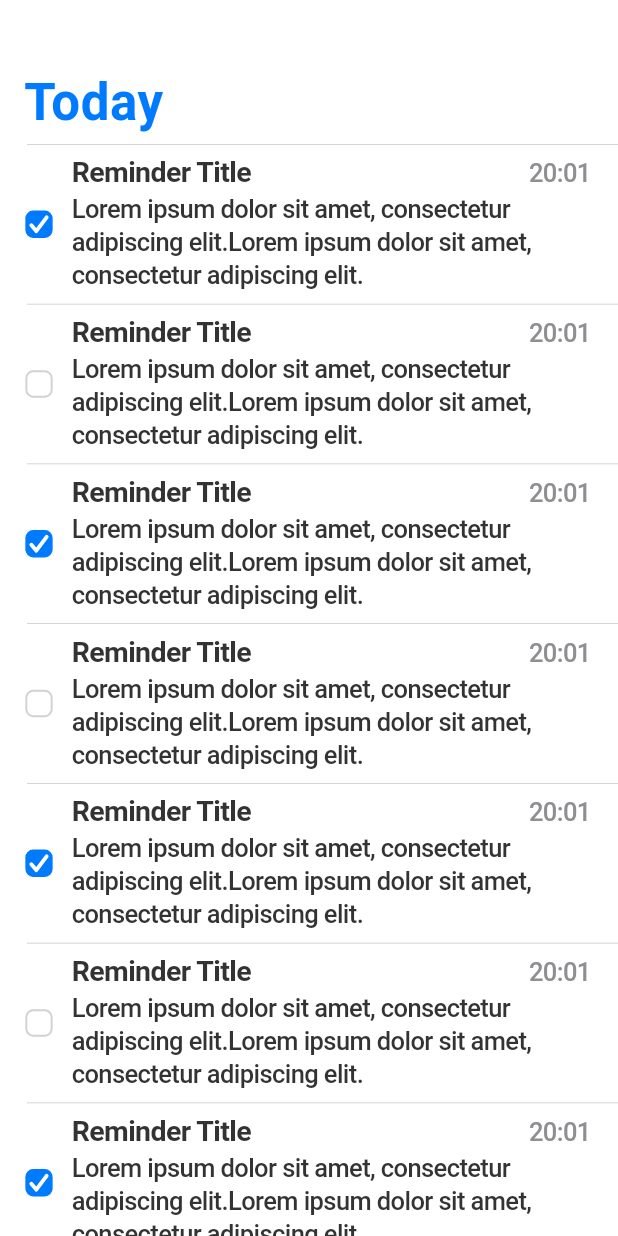
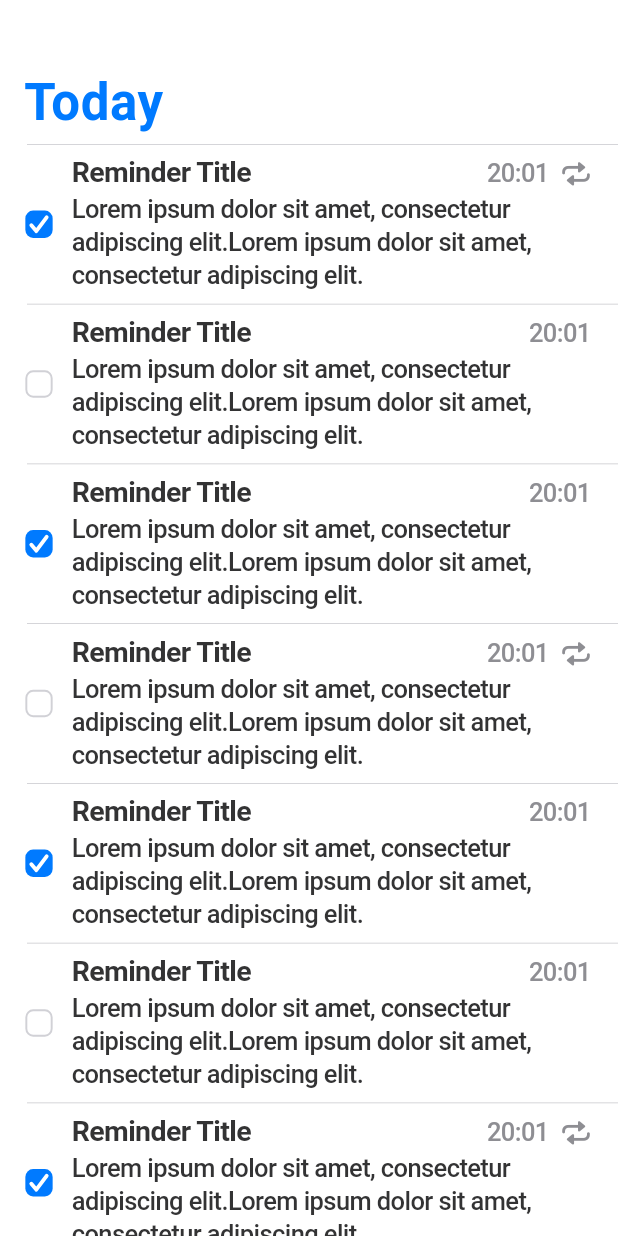
Before and after one commit to Rollfreeze/reminder_lite_flutter, a Flutter app: the TodayScreen screen opened by its route, on a phone screen of 412 x 824 dp. Run offline on Flutter 3.47's test engine with Material 3 defaults, Android fonts, the phone set to English and light mode, and no system bars; our stand-ins replace auto_route, bloc, flutter_bloc, freezed_annotation; missing offline and left inert: progress_circle; generated files the repository leaves out were written again.

Commit message:
wip: add isRepetitive for ReminderListingItem

```diff
--- a/lib/core/widgets/reminder_listing_item.dart
+++ b/lib/core/widgets/reminder_listing_item.dart
@@ -1,4 +1,5 @@
 import 'package:flutter/cupertino.dart';
+import 'package:reminder_lite/core/style/app_colors.dart';
 import 'package:reminder_lite/core/style/app_typo.dart';
 
 class ReminderListingItem extends StatelessWidget {
@@ -6,6 +7,7 @@ class ReminderListingItem extends StatelessWidget {
     super.key,
     required this.isFinished,
     required this.onChanged,
+    required this.isRepetitive,
   });
 
   /// Checkbox state.
@@ -13,6 +15,9 @@ class ReminderListingItem extends StatelessWidget {
 
   /// Change checkbox state.
   final ValueChanged<bool?> onChanged;
+
+  /// Reminder repetition state.
+  final bool isRepetitive;
 
   static const _lorem = "Lorem ipsum dolor sit amet, consectetur adipiscing elit.";
 
@@ -37,7 +42,19 @@ class ReminderListingItem extends StatelessWidget {
                 spacing: 8,
                 children: [
                   Expanded(child: Text('Reminder Title', style: AppTypo.bold19)),
-                  Text('20:01', style: AppTypo.medium17hint),
+                  Row(
+                    mainAxisSize: MainAxisSize.min,
+                    spacing: 8,
+                    children: [
+                      Text('20:01', style: AppTypo.medium17hint),
+                      if (isRepetitive)
+                        Icon(
+                          size: 20,
+                          CupertinoIcons.repeat,
+                          color: AppColors.text3,
+                        ),
+                    ],
+                  ),
                 ],
               ),
               Row(
--- a/lib/features/today/today_screen.dart
+++ b/lib/features/today/today_screen.dart
@@ -72,6 +72,7 @@ class _TodayScreenState extends State<TodayScreen> {
                 child: ReminderListingItem(
                   isFinished: index % 2 == 0,
                   onChanged: (value) {},
+                  isRepetitive: index % 3 == 0,
                 ),
               ),
             ),
```
